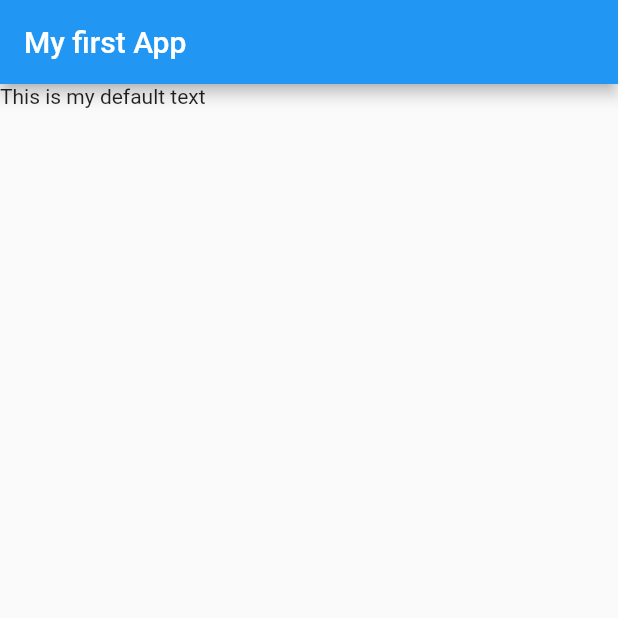
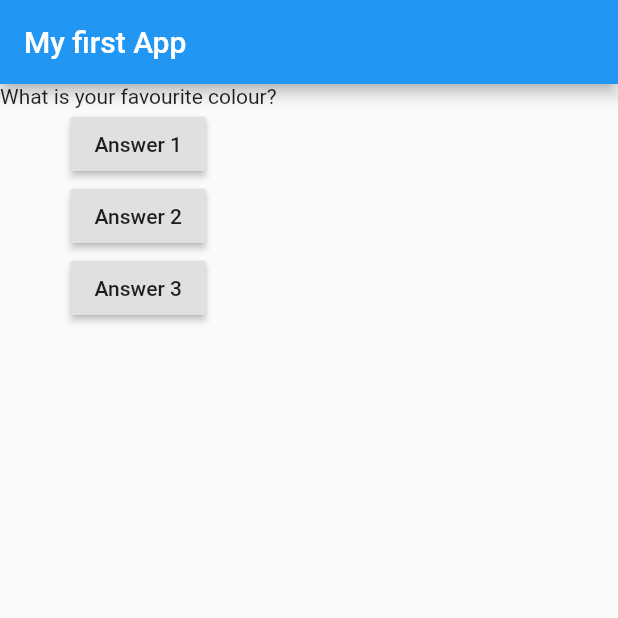
Before and after one commit to charnon1/flutter_app_tutorial, a Flutter app: the screen it shows after launch, on a phone screen of 412 x 824 dp, the top half of it. Run offline on Flutter 3.47's test engine with Material 2 defaults, Android fonts, the phone set to English and light mode, and no system bars.

```diff
--- a/lib/main.dart
+++ b/lib/main.dart
@@ -4,13 +4,38 @@ void main(){
  runApp(MyApp()); //flutter code. Instantiate a MyApp() class
 }
 
-class MyApp extends StatelessWidget {
+class MyApp extends StatefulWidget {
+
+  @override
+  State<StatefulWidget> createState() {
+    // TODO: implement createState
+    return MyAppState(); // () indicates an OBJECT
+  }
+}
+
+class MyAppState extends State<MyApp>{
+
+  var questionIndex = 0;
+
+  void answerQuestion() {
+    setState((){
+      questionIndex = questionIndex + 1;
+    });
+    print("hello");
+  }
 
   @override
   Widget build(BuildContext context ){
+    var questions = ["What is your favourite colour?", "What is your favourite animal?"];
+
     return MaterialApp(home: Scaffold(
       appBar: AppBar(title: Text("My first App"),),
-      body: Text("This is my default text"),
+      body: Column(children: [
+        Text(questions[questionIndex]),
+        RaisedButton(child: Text("Answer 1"), onPressed: answerQuestion,),
+        RaisedButton(child: Text("Answer 2"), onPressed: () => print("Answer 2 chosen"),),
+        RaisedButton(child: Text("Answer 3"), onPressed: () {print("hello world"); print("Answer 3 chosen");},),
+      ],),
     ),);
   }
 
```
